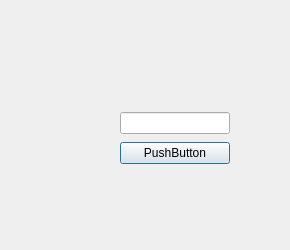
Qt form DLLPincode/dialog.ui (Kooalaa/BankSimul-project) before a commit.
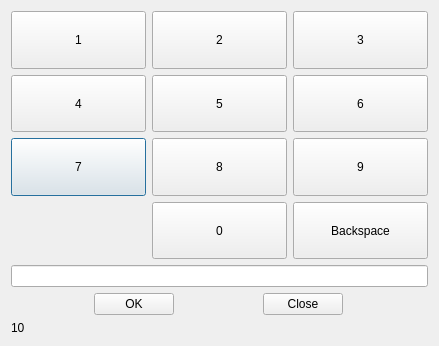
The same form after that commit.

What changed in the file:
```diff
--- a/DLLPincode/dialog.ui
+++ b/DLLPincode/dialog.ui
@@ -6,35 +6,246 @@
    <rect>
     <x>0</x>
     <y>0</y>
-    <width>290</width>
-    <height>250</height>
+    <width>439</width>
+    <height>346</height>
    </rect>
   </property>
   <property name="windowTitle">
    <string>Dialog</string>
   </property>
-  <widget class="QWidget" name="layoutWidget">
-   <property name="geometry">
-    <rect>
-     <x>120</x>
-     <y>110</y>
-     <width>110</width>
-     <height>58</height>
-    </rect>
-   </property>
-   <layout class="QVBoxLayout" name="verticalLayout">
-    <item>
-     <widget class="QLineEdit" name="lineEdit"/>
-    </item>
-    <item>
-     <widget class="QPushButton" name="pushButton">
-      <property name="text">
-       <string>PushButton</string>
-      </property>
-     </widget>
-    </item>
-   </layout>
-  </widget>
+  <layout class="QVBoxLayout" name="verticalLayout_3">
+   <item>
+    <layout class="QVBoxLayout" name="verticalLayout_2">
+     <item>
+      <layout class="QGridLayout" name="gridLayout">
+       <item row="2" column="0">
+        <widget class="QPushButton" name="pushButton_6">
+         <property name="sizePolicy">
+          <sizepolicy hsizetype="Preferred" vsizetype="Preferred">
+           <horstretch>0</horstretch>
+           <verstretch>0</verstretch>
+          </sizepolicy>
+         </property>
+         <property name="text">
+          <string>7</string>
+         </property>
+         <attribute name="buttonGroup">
+          <string notr="true">Key_pad</string>
+         </attribute>
+        </widget>
+       </item>
+       <item row="0" column="2">
+        <widget class="QPushButton" name="pushButton_8">
+         <property name="sizePolicy">
+          <sizepolicy hsizetype="Preferred" vsizetype="Preferred">
+           <horstretch>0</horstretch>
+           <verstretch>0</verstretch>
+          </sizepolicy>
+         </property>
+         <property name="text">
+          <string>3</string>
+         </property>
+         <attribute name="buttonGroup">
+          <string notr="true">Key_pad</string>
+         </attribute>
+        </widget>
+       </item>
+       <item row="1" column="0">
+        <widget class="QPushButton" name="pushButton_4">
+         <property name="sizePolicy">
+          <sizepolicy hsizetype="Preferred" vsizetype="Preferred">
+           <horstretch>0</horstretch>
+           <verstretch>0</verstretch>
+          </sizepolicy>
+         </property>
+         <property name="text">
+          <string>4</string>
+         </property>
+         <attribute name="buttonGroup">
+          <string notr="true">Key_pad</string>
+         </attribute>
+        </widget>
+       </item>
+       <item row="3" column="1">
+        <widget class="QPushButton" name="pushButton_11">
+         <property name="sizePolicy">
+          <sizepolicy hsizetype="Preferred" vsizetype="Preferred">
+           <horstretch>0</horstretch>
+           <verstretch>0</verstretch>
+          </sizepolicy>
+         </property>
+         <property name="text">
+          <string>0</string>
+         </property>
+         <attribute name="buttonGroup">
+          <string notr="true">Key_pad</string>
+         </attribute>
+        </widget>
+       </item>
+       <item row="1" column="2">
+        <widget class="QPushButton" name="pushButton_9">
+         <property name="sizePolicy">
+          <sizepolicy hsizetype="Preferred" vsizetype="Preferred">
+           <horstretch>0</horstretch>
+           <verstretch>0</verstretch>
+          </sizepolicy>
+         </property>
+         <property name="text">
+          <string>6</string>
+         </property>
+         <attribute name="buttonGroup">
+          <string notr="true">Key_pad</string>
+         </attribute>
+        </widget>
+       </item>
+       <item row="1" column="1">
+        <widget class="QPushButton" name="pushButton_5">
+         <property name="sizePolicy">
+          <sizepolicy hsizetype="Preferred" vsizetype="Preferred">
+           <horstretch>0</horstretch>
+           <verstretch>0</verstretch>
+          </sizepolicy>
+         </property>
+         <property name="text">
+          <string>5</string>
+         </property>
+         <attribute name="buttonGroup">
+          <string notr="true">Key_pad</string>
+         </attribute>
+        </widget>
+       </item>
+       <item row="3" column="2">
+        <widget class="QPushButton" name="Backspace">
+         <property name="sizePolicy">
+          <sizepolicy hsizetype="Preferred" vsizetype="Preferred">
+           <horstretch>0</horstretch>
+           <verstretch>0</verstretch>
+          </sizepolicy>
+         </property>
+         <property name="text">
+          <string>Backspace</string>
+         </property>
+        </widget>
+       </item>
+       <item row="2" column="2">
+        <widget class="QPushButton" name="pushButton_10">
+         <property name="sizePolicy">
+          <sizepolicy hsizetype="Preferred" vsizetype="Preferred">
+           <horstretch>0</horstretch>
+           <verstretch>0</verstretch>
+          </sizepolicy>
+         </property>
+         <property name="text">
+          <string>9</string>
+         </property>
+         <attribute name="buttonGroup">
+          <string notr="true">Key_pad</string>
+         </attribute>
+        </widget>
+       </item>
+       <item row="0" column="0">
+        <widget class="QPushButton" name="pushButton_2">
+         <property name="sizePolicy">
+          <sizepolicy hsizetype="Preferred" vsizetype="Preferred">
+           <horstretch>0</horstretch>
+           <verstretch>0</verstretch>
+          </sizepolicy>
+         </property>
+         <property name="text">
+          <string>1</string>
+         </property>
+         <attribute name="buttonGroup">
+          <string notr="true">Key_pad</string>
+         </attribute>
+        </widget>
+       </item>
+       <item row="0" column="1">
+        <widget class="QPushButton" name="pushButton_3">
+         <property name="sizePolicy">
+          <sizepolicy hsizetype="Preferred" vsizetype="Preferred">
+           <horstretch>0</horstretch>
+           <verstretch>0</verstretch>
+          </sizepolicy>
+         </property>
+         <property name="text">
+          <string>2</string>
+         </property>
+         <attribute name="buttonGroup">
+          <string notr="true">Key_pad</string>
+         </attribute>
+        </widget>
+       </item>
+       <item row="2" column="1">
+        <widget class="QPushButton" name="pushButton_7">
+         <property name="sizePolicy">
+          <sizepolicy hsizetype="Preferred" vsizetype="Preferred">
+           <horstretch>0</horstretch>
+           <verstretch>0</verstretch>
+          </sizepolicy>
+         </property>
+         <property name="text">
+          <string>8</string>
+         </property>
+         <attribute name="buttonGroup">
+          <string notr="true">Key_pad</string>
+         </attribute>
+        </widget>
+       </item>
+      </layout>
+     </item>
+     <item>
+      <layout class="QVBoxLayout" name="verticalLayout">
+       <item>
+        <widget class="QLineEdit" name="lineEdit"/>
+       </item>
+       <item>
+        <layout class="QHBoxLayout" name="horizontalLayout">
+         <item>
+          <widget class="QPushButton" name="OK">
+           <property name="sizePolicy">
+            <sizepolicy hsizetype="Fixed" vsizetype="Fixed">
+             <horstretch>0</horstretch>
+             <verstretch>0</verstretch>
+            </sizepolicy>
+           </property>
+           <property name="text">
+            <string>OK</string>
+           </property>
+          </widget>
+         </item>
+         <item>
+          <widget class="QPushButton" name="Close">
+           <property name="sizePolicy">
+            <sizepolicy hsizetype="Fixed" vsizetype="Fixed">
+             <horstretch>0</horstretch>
+             <verstretch>0</verstretch>
+            </sizepolicy>
+           </property>
+           <property name="text">
+            <string>Close</string>
+           </property>
+          </widget>
+         </item>
+        </layout>
+       </item>
+      </layout>
+     </item>
+    </layout>
+   </item>
+   <item>
+    <widget class="QLabel" name="label">
+     <property name="sizePolicy">
+      <sizepolicy hsizetype="Fixed" vsizetype="Fixed">
+       <horstretch>0</horstretch>
+       <verstretch>0</verstretch>
+      </sizepolicy>
+     </property>
+     <property name="text">
+      <string>10</string>
+     </property>
+    </widget>
+   </item>
+  </layout>
  </widget>
  <resources/>
  <connections/>
```
Left out of the diff: 3 changed lines with no effect on the pictures.
